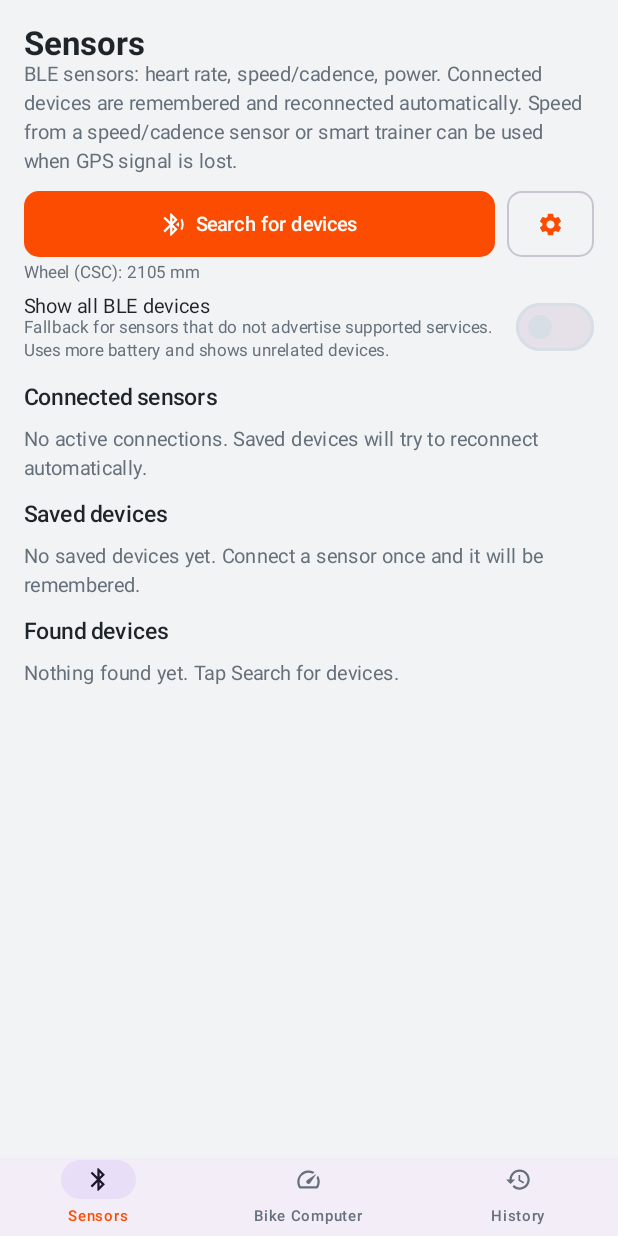
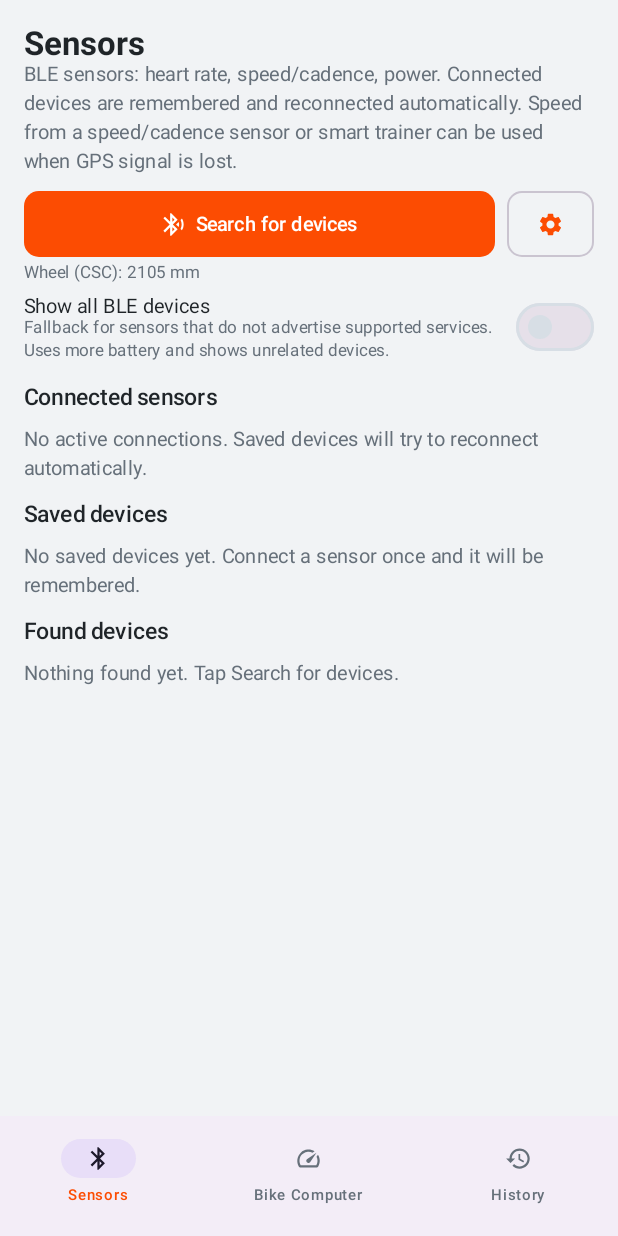
Before and after one commit to acab1981-netizen/BikeGrid, an Android app built with Jetpack Compose: the composable MainApp shown on its own in the app's theme, on a phone screen of 412 x 824 dp. Run offline under Robolectric (Android 15) with nearby library versions, the phone set to English and light mode, and no system bars; our stand-ins replace Room's generated code; 1 statement that could not run was skipped.

Commit message:
Restore navigation bar insets to avoid system button overlap

```diff
--- a/app/src/main/java/com/example/bike_/MainActivity.kt
+++ b/app/src/main/java/com/example/bike_/MainActivity.kt
@@ -9,7 +9,6 @@ import androidx.activity.ComponentActivity
 import androidx.activity.compose.setContent
 import androidx.activity.enableEdgeToEdge
 import androidx.compose.foundation.layout.fillMaxSize
-import androidx.compose.foundation.layout.height
 import androidx.compose.foundation.layout.padding
 import androidx.compose.foundation.layout.size
 import androidx.compose.material.icons.Icons
@@ -218,7 +217,7 @@ private fun MainApp() {
         modifier = Modifier.fillMaxSize(),
         bottomBar = {
             if (showBottomBar) {
-                NavigationBar(modifier = Modifier.height(52.dp)) {
+                NavigationBar {
                     CompositionLocalProvider(LocalMinimumInteractiveComponentSize provides 0.dp) {
                         tabs.forEach { tab ->
                             val selected = currentRoute == tab.route
@@ -232,7 +231,6 @@ private fun MainApp() {
                                         restoreState = true
                                     }
                                 },
-                                modifier = Modifier.height(48.dp),
                                 icon = {
                                     Icon(
                                         imageVector = when (tab) {
```
